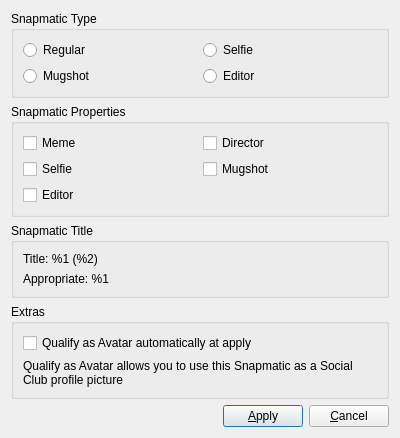
Above: SnapmaticEditor.ui from Syping/gta5sync before the change. Below: the same form after it.
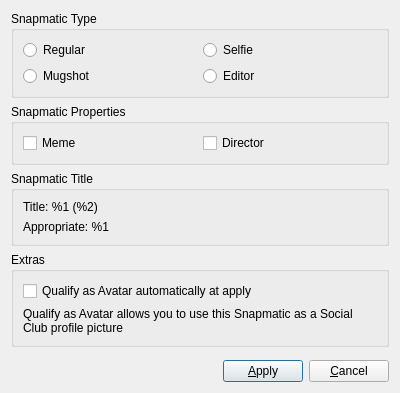
That is the form after the change. Custom widgets are drawn as their Qt base class.

What changed in the file:
```diff
--- a/SnapmaticEditor.ui
+++ b/SnapmaticEditor.ui
@@ -81,13 +81,6 @@
          <string>Snapmatic Properties</string>
         </property>
         <layout class="QGridLayout" name="gdProperties">
-         <item row="5" column="1">
-          <widget class="QCheckBox" name="cbEditor">
-           <property name="text">
-            <string>Editor</string>
-           </property>
-          </widget>
-         </item>
          <item row="0" column="1">
           <widget class="QCheckBox" name="cbMeme">
            <property name="text">
@@ -102,20 +95,6 @@
            </property>
           </widget>
          </item>
-         <item row="4" column="1">
-          <widget class="QCheckBox" name="cbSelfie">
-           <property name="text">
-            <string>Selfie</string>
-           </property>
-          </widget>
-         </item>
-         <item row="4" column="2">
-          <widget class="QCheckBox" name="cbMugshot">
-           <property name="text">
-            <string>Mugshot</string>
-           </property>
-          </widget>
-         </item>
         </layout>
        </widget>
       </item>
@@ -127,12 +106,6 @@
         <layout class="QVBoxLayout" name="vlTitle">
          <item>
           <widget class="UiModLabel" name="labTitle">
-           <property name="sizePolicy">
-            <sizepolicy hsizetype="Preferred" vsizetype="Minimum">
-             <horstretch>0</horstretch>
-             <verstretch>0</verstretch>
-            </sizepolicy>
-           </property>
            <property name="contextMenuPolicy">
             <enum>Qt::NoContextMenu</enum>
            </property>
@@ -146,12 +119,6 @@
          </item>
          <item>
           <widget class="UiModLabel" name="labAppropriate">
-           <property name="sizePolicy">
-            <sizepolicy hsizetype="Preferred" vsizetype="Minimum">
-             <horstretch>0</horstretch>
-             <verstretch>0</verstretch>
-            </sizepolicy>
-           </property>
            <property name="text">
             <string>Appropriate: %1</string>
            </property>
@@ -203,12 +170,6 @@
      <property name="orientation">
       <enum>Qt::Vertical</enum>
      </property>
-     <property name="sizeHint" stdset="0">
-      <size>
-       <width>0</width>
-       <height>0</height>
-      </size>
-     </property>
     </spacer>
    </item>
    <item>
```
